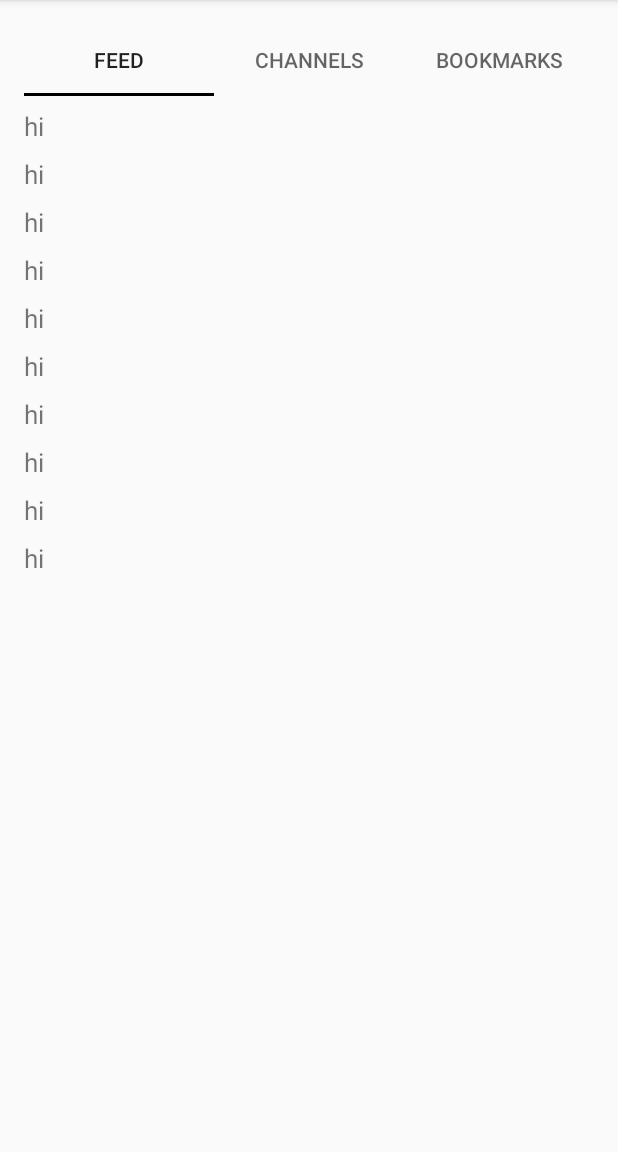
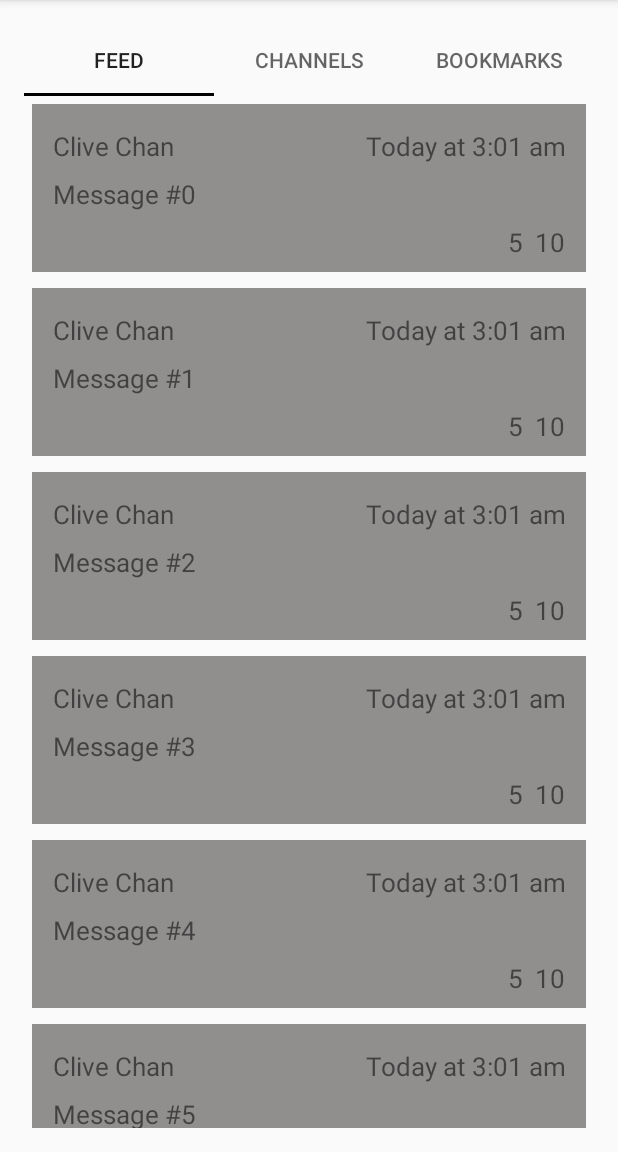
Before and after one commit to brenton311/se101-final-project, an Android app: the screen it shows after launch (MainPage), on a phone screen of 412 x 824 dp, the part 84-1236 px from its top. Run offline under Robolectric (Android 15) with nearby library versions, the light colour scheme and no system bars.

Commit message:
First draft of message item

```diff
--- a/Pronto/app/src/main/java/com/redeyesoftware/pronto/Comment.java
+++ b/Pronto/app/src/main/java/com/redeyesoftware/pronto/Comment.java
@@ -50,7 +50,8 @@ public class Comment extends FrameLayout implements View.OnClickListener {
         setOnClickListener(this);
 
         ((TextView)(findViewById(R.id.message))).setText(message);
-
+        ((TextView)(findViewById(R.id.numLikes))).setText("" + likes);
+        ((TextView)(findViewById(R.id.numBookmarks))).setText("" + bookmarks);
         /*
         String eventName = "";
         double longi = 0;
--- a/Pronto/app/src/main/java/com/redeyesoftware/pronto/FeedFragment.java
+++ b/Pronto/app/src/main/java/com/redeyesoftware/pronto/FeedFragment.java
@@ -31,24 +31,22 @@ public class FeedFragment extends Fragment {
         // Inflate the layout for this fragment
         //return inflater.inflate(R.layout.fragment_feed, container, false);
 
-        FrameLayout v;
-        FrameLayout frame = new FrameLayout(getActivity());
+        FrameLayout fragmentContent = new FrameLayout(getActivity());
         ScrollView scroll = new ScrollView(getActivity());
         scroll.setLayoutParams(new FrameLayout.LayoutParams(FrameLayout.LayoutParams.MATCH_PARENT, FrameLayout.LayoutParams.MATCH_PARENT));
         LinearLayout linear = new LinearLayout(getActivity());
         linear.setLayoutParams(new LinearLayout.LayoutParams(LinearLayout.LayoutParams.MATCH_PARENT, LinearLayout.LayoutParams.WRAP_CONTENT));
         linear.setOrientation(LinearLayout.VERTICAL);//needed to explicitly say this for it to work
         for (int i = 0; i < 10; i++) {
-            Comment evt = new Comment(getActivity(), "hi",0,0,0);
-            evt.setLayoutParams(new LinearLayout.LayoutParams(LinearLayout.LayoutParams.MATCH_PARENT, LinearLayout.LayoutParams.WRAP_CONTENT));
-            linear.addView(evt);
+            Comment cmt = new Comment(getActivity(), "Message #"+i,0,5,10);
+            cmt.setLayoutParams(new LinearLayout.LayoutParams(LinearLayout.LayoutParams.MATCH_PARENT, LinearLayout.LayoutParams.WRAP_CONTENT));
+            linear.addView(cmt);
         }
         scroll.addView(linear);
-        frame.addView(scroll);
-        v = frame;
+        fragmentContent.addView(scroll);
 
 
-        return v;
+        return fragmentContent;
     }
 
 
--- a/Pronto/app/src/main/res/layout/comment_template.xml
+++ b/Pronto/app/src/main/res/layout/comment_template.xml
@@ -2,16 +2,99 @@
     xmlns:tools="http://schemas.android.com/tools"
     android:layout_width="match_parent"
     android:layout_height="wrap_content"
+   >
 
-   >
+    <FrameLayout xmlns:android="http://schemas.android.com/apk/res/android"
+        android:background="#918e8e"
+        android:layout_width="match_parent"
+        android:layout_height="wrap_content"
+        android:layout_marginBottom="5dp"
+        android:layout_marginLeft="5dp"
+        android:layout_marginRight="5dp"
+        android:layout_marginTop="5dp"
+        android:paddingBottom="8dp"
+        android:paddingLeft="14dp"
+        android:paddingRight="14dp"
+        android:paddingTop="8dp">
+
+        <LinearLayout
+            android:layout_width="match_parent"
+            android:layout_height="wrap_content"
+            android:orientation="vertical">
+
+            <RelativeLayout
+                android:layout_width="match_parent"
+                android:layout_height="wrap_content">
+
+                <TextView
+                    android:id="@+id/author"
+                    android:layout_width="wrap_content"
+                    android:layout_height="wrap_content"
+                    android:gravity="start"
+                    android:text = "Clive Chan"
+                    android:paddingTop="8dp"
+                    android:textSize="17dp"
+                    android:textStyle="normal"
+                    android:layout_alignParentTop="true"
+                    android:layout_alignParentStart="true"/>
+
+                <TextView
+                    android:id="@+id/date"
+                    android:layout_width="wrap_content"
+                    android:layout_height="wrap_content"
+                    android:gravity="end"
+                    android:text = "Today at 3:01 am"
+                    android:paddingTop="8dp"
+                    android:textSize="17dp"
+                    android:textStyle="normal"
+                    android:layout_alignParentTop="true"
+                    android:layout_alignParentEnd="true" />
+
+            </RelativeLayout>
+
 
             <TextView
                 android:id="@+id/message"
                 android:layout_width="wrap_content"
                 android:layout_height="wrap_content"
                 android:gravity="start"
+                android:text = "This is sample text to test the design of this UI element. Two sentences is a suffient estimated length for an imporant facebook message."
                 android:paddingTop="8dp"
                 android:textSize="17dp"
                 android:textStyle="normal" />
 
+            <RelativeLayout
+                android:layout_width="match_parent"
+                android:layout_height="wrap_content">
+
+                <TextView
+                    android:id="@+id/numBookmarks"
+                    android:layout_width="wrap_content"
+                    android:layout_height="wrap_content"
+                    android:gravity="end"
+                    android:text = "3"
+                    android:paddingTop="8dp"
+                    android:textSize="17dp"
+                    android:textStyle="normal"
+                    android:layout_alignParentTop="true"
+                    android:layout_alignParentEnd="true" />
+
+                <TextView
+                    android:id="@+id/numLikes"
+                    android:layout_width="wrap_content"
+                    android:layout_height="wrap_content"
+                    android:gravity="start"
+                    android:text = "35"
+                    android:paddingTop="8dp"
+                    android:textSize="17dp"
+                    android:textStyle="normal"
+                    android:layout_marginEnd="8dp"
+                    android:layout_alignParentTop="true"
+                    android:layout_toStartOf="@+id/numBookmarks" />
+
+            </RelativeLayout>
+
+        </LinearLayout>
     </FrameLayout>
+
+</FrameLayout>
```
Lines whose indentation alone changed are shown as unchanged.
